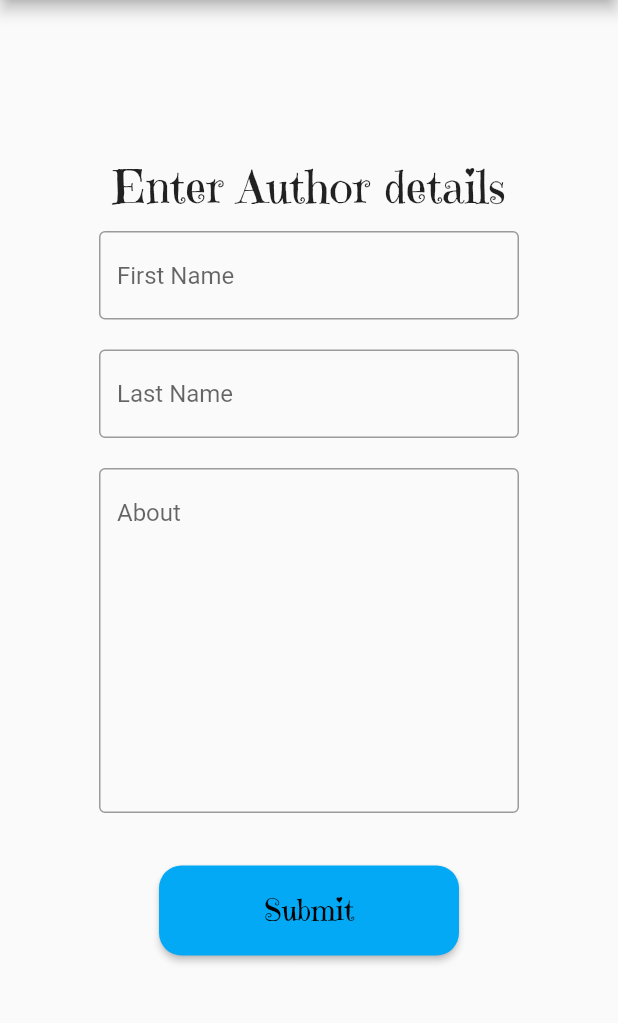
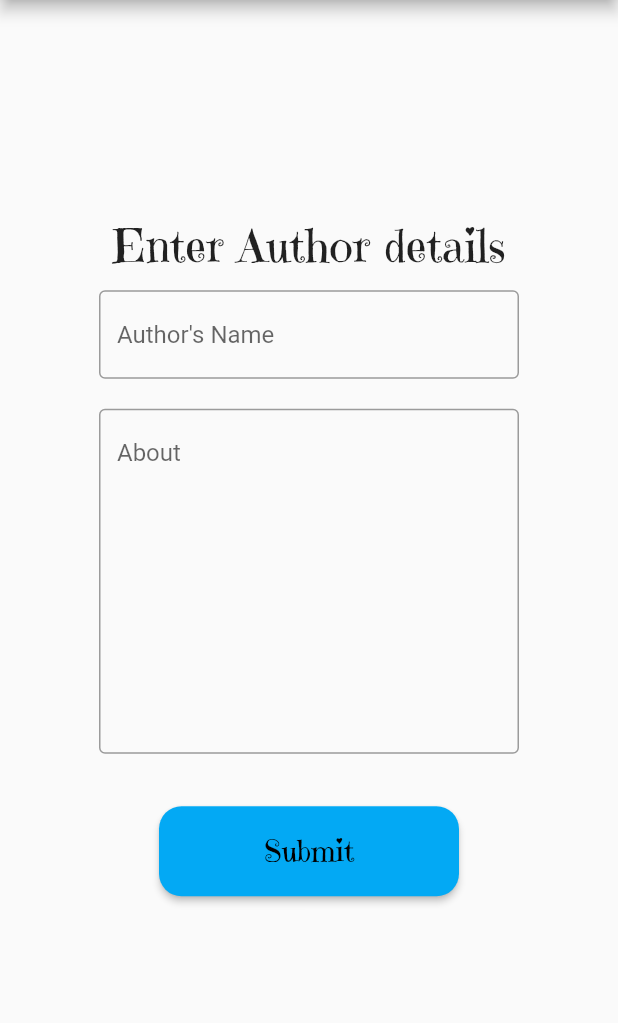
Before and after one commit to MTAA2020/FrontEnd, a Flutter app: the AddAuthor screen opened directly, after a tap on "Submit", on a phone screen of 412 x 824 dp, the part 84-1107 px from its top. Run offline on Flutter 3.47's test engine with Material 2 defaults, Android fonts, the phone set to English and light mode, and no system bars; our stand-ins replace auto_size_text, expandable, file_picker, flutter_rating_bar; network calls fail.

Commit message:
zmeny add author

```diff
--- a/Appka/frontik/lib/admin/adminAddAuthor.dart
+++ b/Appka/frontik/lib/admin/adminAddAuthor.dart
@@ -1,4 +1,7 @@
+import 'dart:convert';
+
 import 'package:flutter/material.dart';
+import 'package:http/http.dart' as http;
 
 void main() {
   runApp(new MaterialApp(home: new AddAuthor()));
@@ -9,7 +12,26 @@ class AddAuthor extends StatefulWidget {
   AddAuthorState createState() => new AddAuthorState();
 }
 
+class Author {
+  final String name;
+  final String about;
+
+
+  Author({this.name,this.about});
+
+  factory Author.fromJson(Map<String, dynamic> json) {
+
+    return new Author(
+      name: json['name'],
+      about: json['about']
+    );
+  }
+
+}
+
 class AddAuthorState extends State<AddAuthor> {
+  var authorName = TextEditingController();
+  var about = TextEditingController();
   @override
   Widget build(BuildContext context) {
     return new Scaffold(
@@ -33,7 +55,7 @@ class AddAuthorState extends State<AddAuthor> {
                 child: new Text('Enter Author details',
                     style: TextStyle(fontFamily: 'EmilysCandy', fontSize: 30)),
               ),
-              Container(
+              /*Container(
                 width: 300,
                 padding: EdgeInsets.all(10),
                 child: new TextField(
@@ -42,15 +64,16 @@ class AddAuthorState extends State<AddAuthor> {
                       border: OutlineInputBorder(),
                       hintText: "First Name"),
                 ),
-              ),
+              ),*/
               Container(
                 width: 300,
                 padding: EdgeInsets.all(10),
                 child: new TextField(
+                  controller: authorName,
                   decoration: new InputDecoration(
                       fillColor: Colors.white,
                       border: OutlineInputBorder(),
-                      hintText: "Last Name"),
+                      hintText: "Author's Name"),
                 ),
               ),
               Container(
@@ -58,6 +81,7 @@ class AddAuthorState extends State<AddAuthor> {
                 width: 300,
                 padding: EdgeInsets.all(10),
                 child: new TextField(
+                  controller: about,
                   decoration: new InputDecoration(
                       fillColor: Colors.white,
                       border: OutlineInputBorder(),
@@ -82,15 +106,45 @@ class AddAuthorState extends State<AddAuthor> {
                             fontFamily: 'EmilysCandy',
                             fontSize: 20.0)),
                     color: Colors.lightBlue,
-                      onPressed: () {
-                        Navigator.push(
-                          context,
-                          MaterialPageRoute(builder: (context) => AddAuthor()),
-                        );
-                      }),
+                    onPressed: (){give10();},
+                  ),
                 ),
               ),
               //displaying input text
             ]))));
   }
+    Future give10() async {
+    var url = Uri.http('10.0.2.2:5000', "/addAuthor");
+    var body = jsonEncode({'name':'${authorName.text}',
+    'about':about.text});
+    http.Response response;
+    try{
+      response = await http.post(
+        url,
+        headers: {
+          'Content-Type' : 'application/json',
+          'Connection' : 'keep-alive'
+        },
+        body: body
+      );
     }
+    catch(error){
+      print(error);
+
+    }
+
+    final jsonResponse = json.decode(response.body);
+    Author autor = Author.fromJson(jsonResponse);
+
+    if (response.statusCode==200){
+      setState(() {
+          print(autor.name);
+      });
+    }
+    else{
+      throw Exception('fail');
+    }
+
+  }
+
+}
```
Lines whose indentation alone changed are shown as unchanged.
